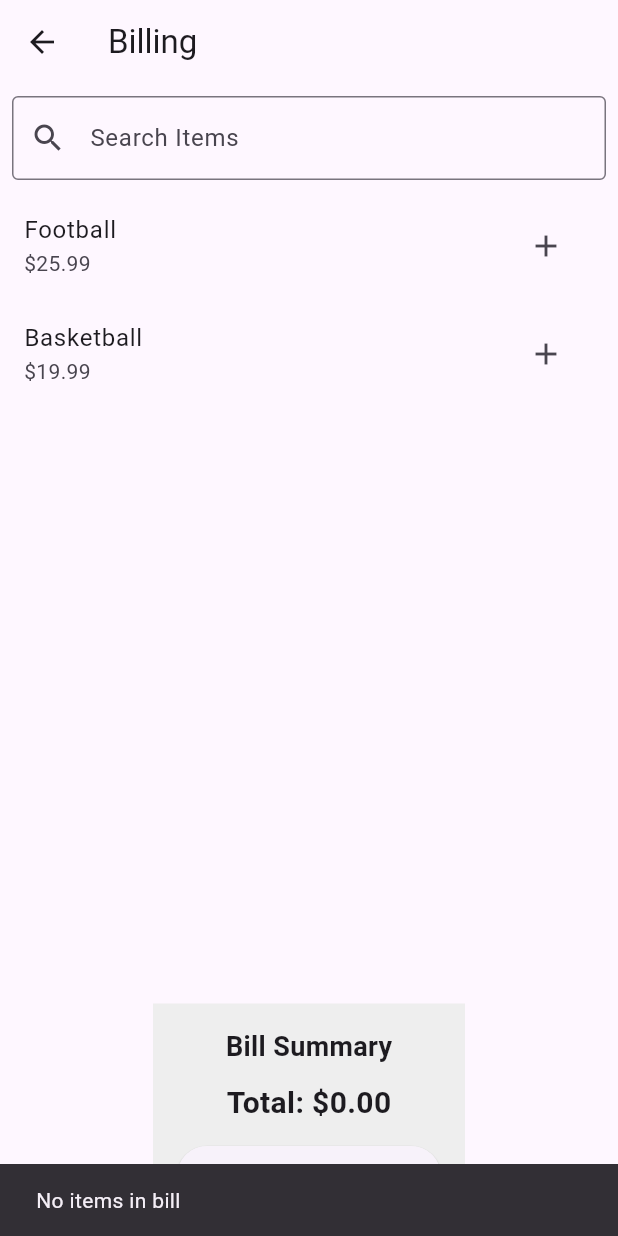
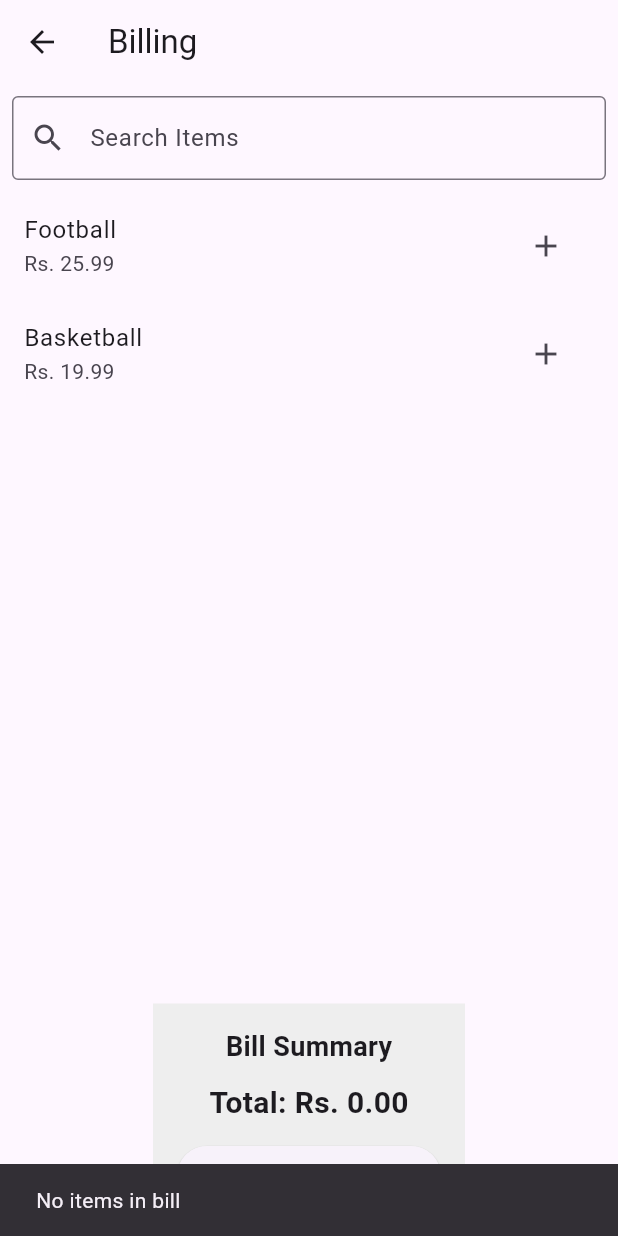
Before and after one commit to GANIDU2413/unique_pos, a Flutter app: the BillingScreen screen opened directly, after a tap on "Generate Bill & Save", on a phone screen of 412 x 824 dp. Run offline on Flutter 3.47's test engine with Material 3 defaults, Android fonts, the phone set to English and light mode, and no system bars; our stand-ins replace open_file, sqflite; accounts and stored records are empty.

Commit message:
$ into Rs

```diff
--- a/lib/screens/billing_screen.dart
+++ b/lib/screens/billing_screen.dart
@@ -95,14 +95,14 @@ class _BillingScreenState extends State<BillingScreen> {
               data: _selectedItems
                   .map((item) => [
                         item.name,
-                        '\$${item.price.toStringAsFixed(2)}',
+                        'Rs. ${item.price.toStringAsFixed(2)}',
                         item.quantity.toString(),
-                        '\$${item.subtotal.toStringAsFixed(2)}',
+                        'Rs. ${item.subtotal.toStringAsFixed(2)}',
                       ])
                   .toList(),
             ),
             pw.SizedBox(height: 20),
-            pw.Text('Total: \$${_totalAmount.toStringAsFixed(2)}',
+            pw.Text('Total: Rs. ${_totalAmount.toStringAsFixed(2)}',
                 style: pw.TextStyle(fontSize: 18)),
           ],
         ),
@@ -165,7 +165,7 @@ class _BillingScreenState extends State<BillingScreen> {
                 final item = filteredItems[index];
                 return ListTile(
                   title: Text(item.name),
-                  subtitle: Text('\$${item.price.toStringAsFixed(2)}'),
+                  subtitle: Text('Rs. ${item.price.toStringAsFixed(2)}'),
                   trailing: IconButton(
                     icon: Icon(Icons.add),
                     onPressed: () => _addItem(item),
@@ -184,7 +184,7 @@ class _BillingScreenState extends State<BillingScreen> {
                         TextStyle(fontSize: 18, fontWeight: FontWeight.bold)),
                 ..._selectedItems.map((item) => ListTile(
                       title: Text(item.name),
-                      subtitle: Text('\$${item.price} x ${item.quantity}'),
+                      subtitle: Text('Rs. ${item.price} x ${item.quantity}'),
                       trailing: Row(
                         mainAxisSize: MainAxisSize.min,
                         children: [
@@ -204,7 +204,7 @@ class _BillingScreenState extends State<BillingScreen> {
                       ),
                     )),
                 SizedBox(height: 10),
-                Text('Total: \$${_totalAmount.toStringAsFixed(2)}',
+                Text('Total: Rs. ${_totalAmount.toStringAsFixed(2)}',
                     style:
                         TextStyle(fontSize: 20, fontWeight: FontWeight.bold)),
                 SizedBox(height: 10),
--- a/lib/screens/stock_management_screen.dart
+++ b/lib/screens/stock_management_screen.dart
@@ -165,7 +165,7 @@ class _StockManagementScreenState extends State<StockManagementScreen> {
                   child: ListTile(
                     title: Text(item.name),
                     subtitle: Text(
-                        'Price: \$${item.price.toStringAsFixed(2)} | Qty: ${item.quantity}'),
+                        'Price: Rs. ${item.price.toStringAsFixed(2)} | Qty: ${item.quantity}'),
                     trailing: IconButton(
                       icon: Icon(Icons.edit),
                       onPressed: () => _showAddEditDialog(item: item),
```
Also changed, not shown: lib/screens/bill_history_screen.dart (+7 -6 lines), lib/screens/daily_sales_screen.dart (+4 -4 lines), lib/screens/monthly_sales_screen.dart (+6 -5 lines).
